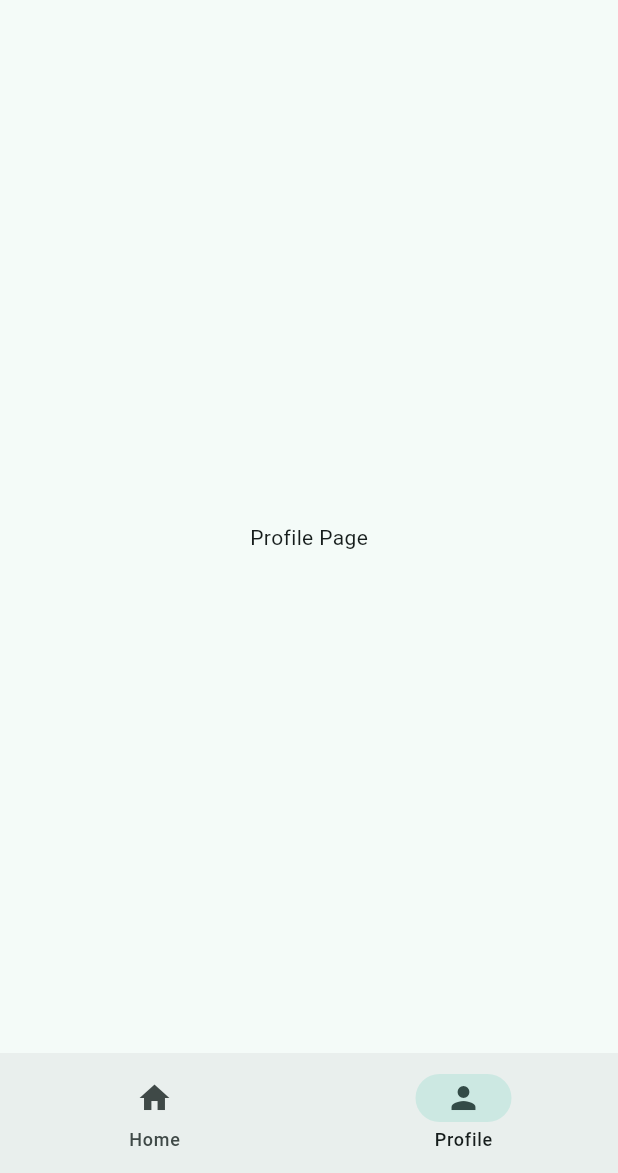
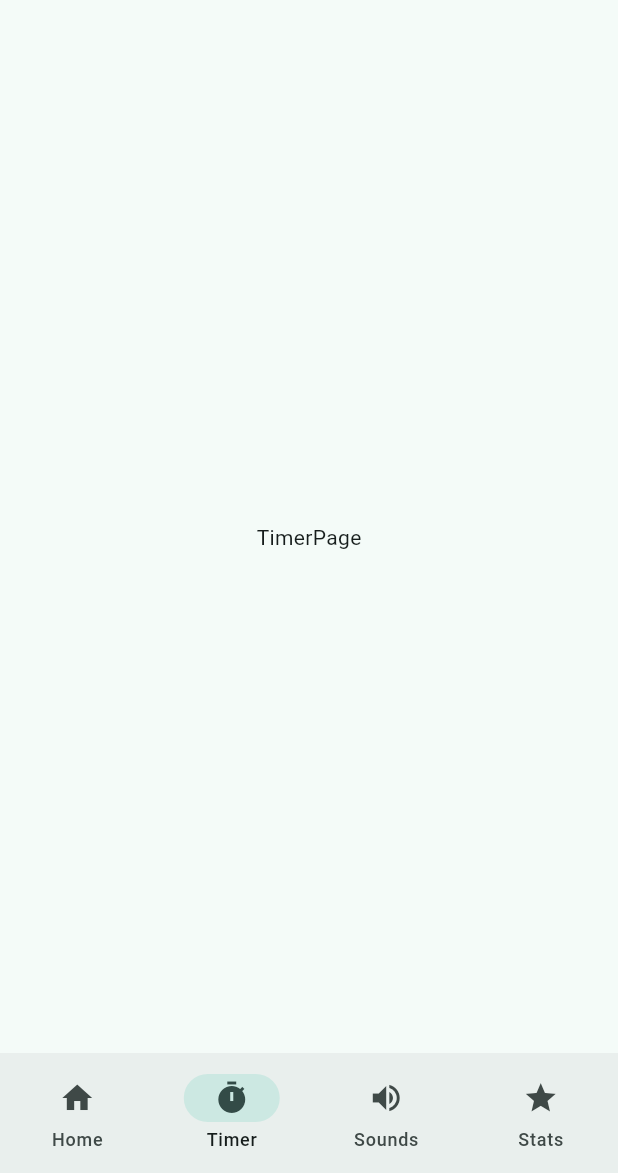
Before and after one commit to Asciugano/focus_buddy, a Flutter app: the screen it shows after launch, item 2 of the bottom bar chosen, on a phone screen of 412 x 824 dp, the part 63-1236 px from its top. Run offline on Flutter 3.47's test engine with Material 3 defaults, Android fonts, the phone set to English and light mode, and no system bars.

Commit message:
create tutte le pagine per l app
ancora da implementare tutto

```diff
--- /dev/null
+++ b/lib/views/pages/timer_page.dart
@@ -0,0 +1,10 @@
+import 'package:flutter/material.dart';
+
+class TimerPage extends StatelessWidget {
+  const TimerPage({super.key});
+
+  @override
+  Widget build(BuildContext context) {
+    return Center(child: Text('TimerPage'),);
+  }
+}
--- a/lib/views/widget_tree.dart
+++ b/lib/views/widget_tree.dart
@@ -1,10 +1,20 @@
 import 'package:flutter/material.dart';
 import 'package:focus_buddy/data/notifiers.dart';
 import 'package:focus_buddy/views/pages/home_page.dart';
-import 'package:focus_buddy/views/pages/profile_page.dart';
+// import 'package:focus_buddy/views/pages/profile_page.dart';
+import 'package:focus_buddy/views/pages/settings_page.dart';
+import 'package:focus_buddy/views/pages/sounds_page.dart';
+import 'package:focus_buddy/views/pages/stats_page.dart';
+import 'package:focus_buddy/views/pages/timer_page.dart';
 import 'package:focus_buddy/views/widgets/navbar_widget.dart';
 
-List<Widget> pages = [HomePage(), ProfilePage()];
+const List<Widget> pages = [
+  HomePage(),
+  // ProfilePage(),
+  TimerPage(),
+  SoundsPage(),
+  StatsPage(),
+];
 
 class WidgetTree extends StatelessWidget {
   const WidgetTree({super.key});
@@ -16,13 +26,22 @@ class WidgetTree extends StatelessWidget {
         centerTitle: true,
         title: Text('Focus Buddy'),
         actions: [
-          IconButton(onPressed: () => print('impostazioni'), icon: Icon(Icons.settings))
+          IconButton(
+            onPressed: () => Navigator.push(
+              context,
+              MaterialPageRoute(builder: (context) => SettingsPage()),
+            ),
+            icon: Icon(Icons.settings),
+          ),
         ],
       ),
       bottomNavigationBar: NavbarWidget(),
-      body: ValueListenableBuilder(valueListenable: currentPageNotifier, builder: (context, currentPage, child) {
-        return pages[currentPageNotifier.value];
-      }),
+      body: ValueListenableBuilder(
+        valueListenable: currentPageNotifier,
+        builder: (context, currentPage, child) {
+          return pages[currentPageNotifier.value];
+        },
+      ),
     );
   }
 }
--- a/lib/views/widgets/navbar_widget.dart
+++ b/lib/views/widgets/navbar_widget.dart
@@ -13,7 +13,10 @@ class NavbarWidget extends StatelessWidget {
         return NavigationBar(
           destinations: [
             NavigationDestination(icon: Icon(Icons.home), label: 'Home'),
-            NavigationDestination(icon: Icon(Icons.person), label: 'Profile'),
+            // NavigationDestination(icon: Icon(Icons.person), label: 'Profile'),
+            NavigationDestination(icon: Icon(Icons.timer), label: 'Timer'),
+            NavigationDestination(icon: Icon(Icons.volume_up), label: 'Sounds'),
+            NavigationDestination(icon: Icon(Icons.star), label: 'Stats'),
           ],
           selectedIndex: currenPage,
           onDestinationSelected: (value) {
```
Also changed, not shown: lib/views/pages/settings_page.dart (added, +13 -0 lines), lib/views/pages/sounds_page.dart (added, +10 -0 lines), lib/views/pages/stats_page.dart (added, +10 -0 lines).
